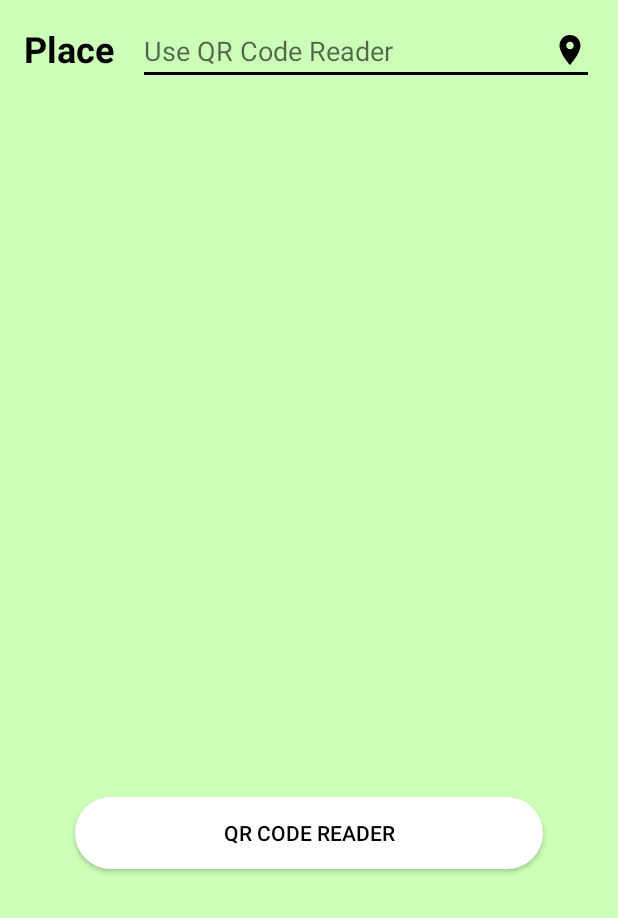
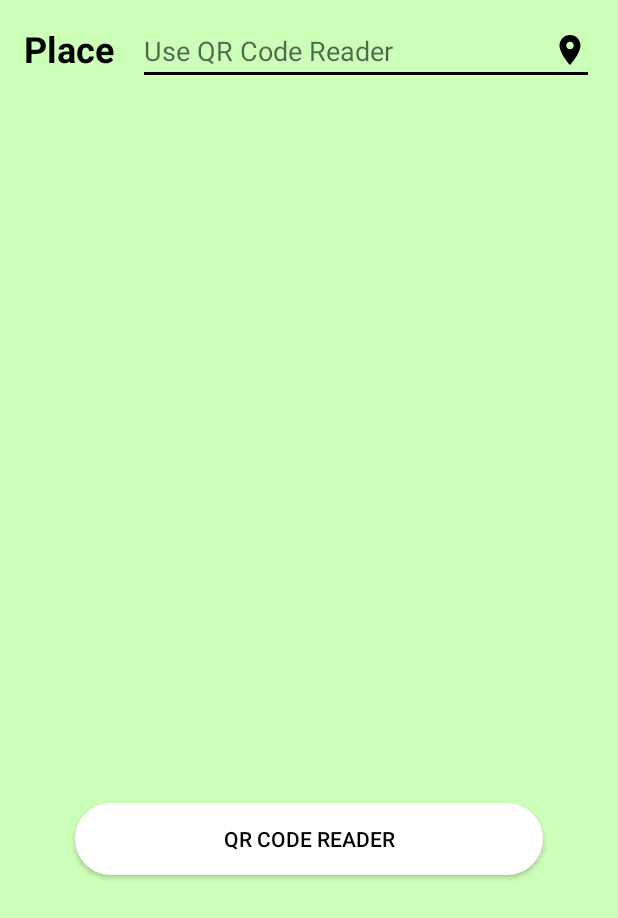
Before and after one commit to Mur1lol/Piaya-Mobile, an Android app: the layout activity_main.xml on its own in the app's theme, with its tools: preview values and no code run, on a phone screen of 412 x 824 dp. Shown: the top 918 px of the screen. Run offline under Robolectric (Android 15) with nearby library versions, the phone set to English and light mode, and no system bars.

```diff
--- a/app/src/main/java/com/example/piayaqrcode/app/MainActivity.kt
+++ b/app/src/main/java/com/example/piayaqrcode/app/MainActivity.kt
@@ -164,7 +164,6 @@ class MainActivity : AppCompatActivity(), TipoListener {
         edInfo.apply()
 
         txtLocal.setText("")
-        txtAcontecimento.setText("")
 
         bt3.visibility = View.INVISIBLE
     }
--- a/app/src/main/res/layout/activity_main.xml
+++ b/app/src/main/res/layout/activity_main.xml
@@ -88,6 +88,6 @@
             android:layout_marginLeft="50dp" android:layout_marginRight="50dp"
             android:background="@drawable/border_button"
             app:layout_constraintHorizontal_bias="0.0"
-            android:layout_marginTop="8dp" app:layout_constraintTop_toBottomOf="@+id/listDenuncias"/>
+            android:layout_marginTop="16dp" app:layout_constraintTop_toBottomOf="@+id/listDenuncias"/>
 
 </androidx.constraintlayout.widget.ConstraintLayout>
```
